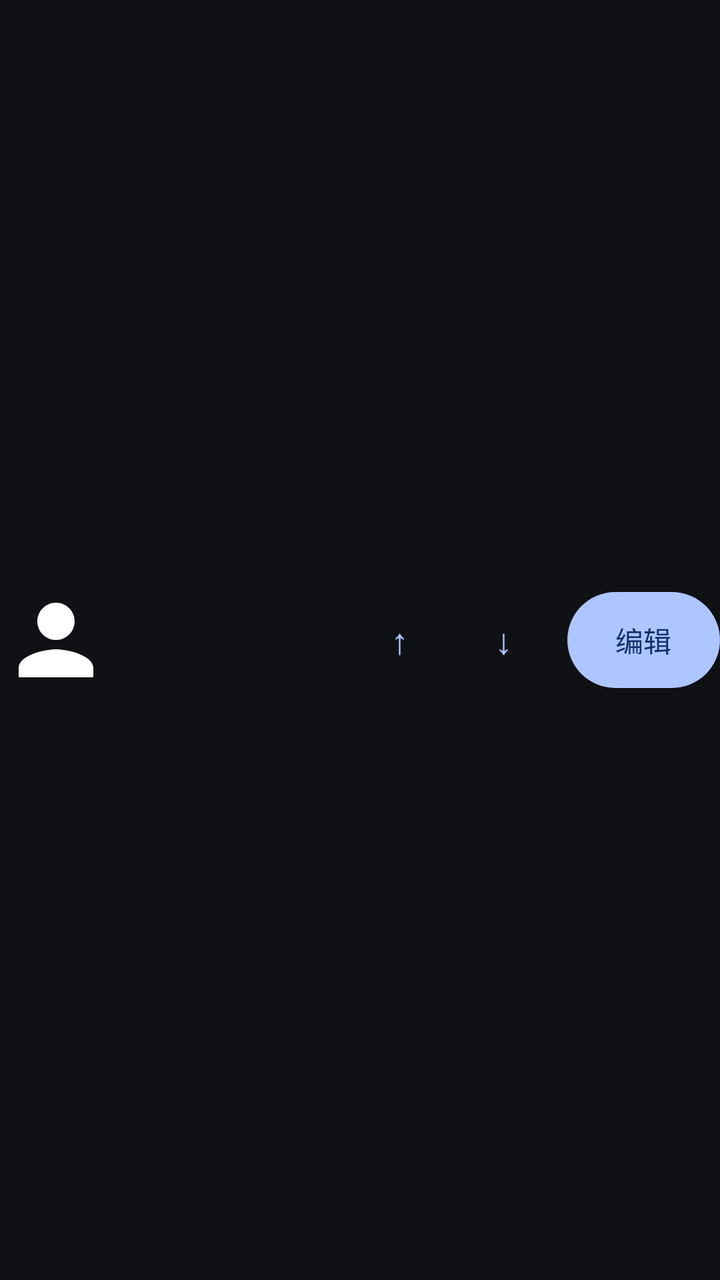
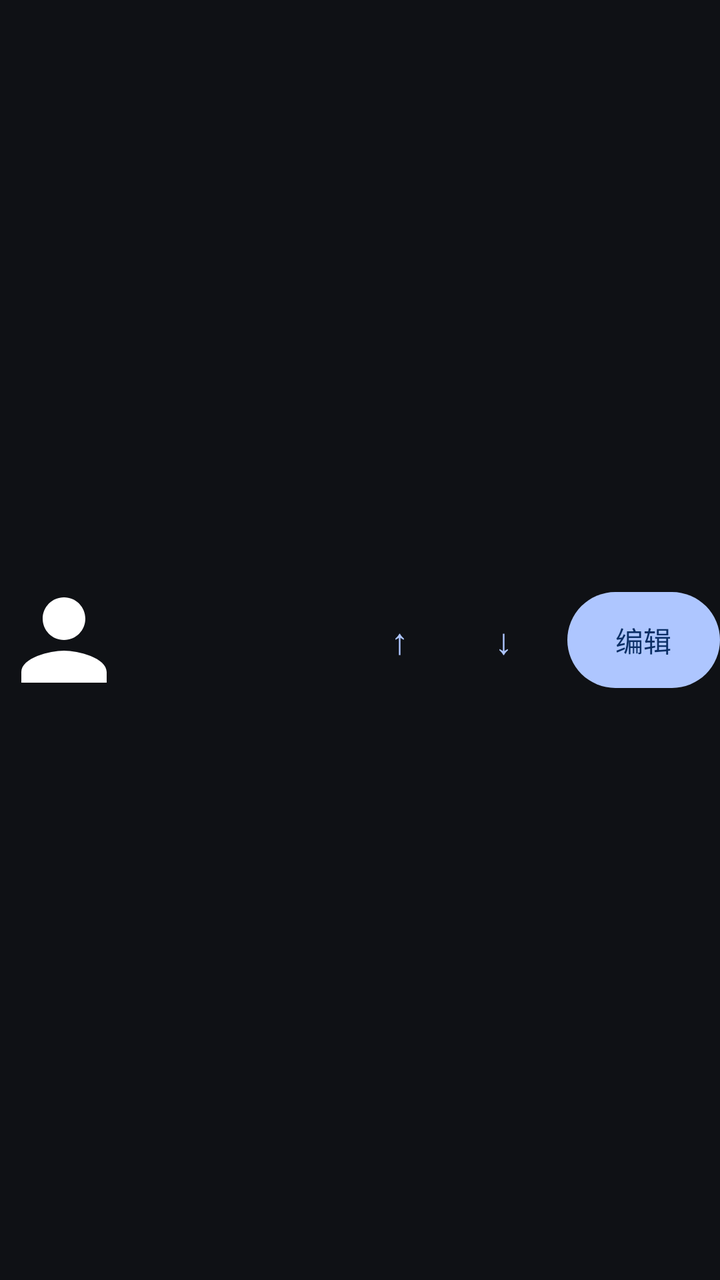

Two renders of the same Android screen: before a commit and after it. Below are the layout's source before the change and the commit's diff.
<!-- AndroidManifest.xml: application theme Theme.ElderLauncher -->
<!-- res/layout/item_contact_row.xml -->
<?xml version="1.0" encoding="utf-8"?>
<LinearLayout xmlns:android="http://schemas.android.com/apk/res/android"
    xmlns:app="http://schemas.android.com/apk/res-auto"
    android:layout_width="match_parent"
    android:layout_height="wrap_content"
    android:orientation="horizontal"
    android:gravity="center_vertical"
    android:minHeight="64dp"
    android:paddingTop="4dp"
    android:paddingBottom="4dp">

    <com.google.android.material.imageview.ShapeableImageView
        android:id="@+id/imgContactAvatar"
        android:layout_width="56dp"
        android:layout_height="56dp"
        android:layout_marginEnd="14dp"
        android:scaleType="centerCrop"
        android:src="@drawable/ic_person"
        app:shapeAppearanceOverlay="@style/AvatarThumb" />

    <TextView
        android:id="@+id/tvContactLabel"
        android:layout_width="0dp"
        android:layout_height="wrap_content"
        android:layout_weight="1"
        android:ellipsize="end"
        android:maxLines="2"
        android:textSize="@dimen/textBody"
        android:textColor="?attr/colorOnSurface" />

    <com.google.android.material.button.MaterialButton
        android:id="@+id/btnMoveUp"
        style="@style/MoveButton"
        android:contentDescription="@string/move_up"
        android:text="@string/arrow_up" />

    <com.google.android.material.button.MaterialButton
        android:id="@+id/btnMoveDown"
        style="@style/MoveButton"
        android:contentDescription="@string/move_down"
        android:text="@string/arrow_down" />

    <com.google.android.material.button.MaterialButton
        android:id="@+id/btnEditContact"
        android:layout_width="wrap_content"
        android:layout_height="wrap_content"
        android:layout_marginStart="8dp"
        android:minWidth="0dp"
        android:minHeight="@dimen/touchTarget"
        android:insetTop="0dp"
        android:insetBottom="0dp"
        android:text="@string/edit_contact" />
</LinearLayout>
<!-- resources referenced by this layout -->
<resources>
  <dimen name="textBody">20sp</dimen>
  <dimen name="touchTarget">48dp</dimen>
  <!-- drawable ic_person (drawable) -->
  <vector xmlns:android="http://schemas.android.com/apk/res/android"
      android:width="56dp"
      android:height="56dp"
      android:viewportWidth="24"
      android:viewportHeight="24">
      <path
          android:fillColor="#FFFFFF"
          android:pathData="M12,12c2.21,0 4,-1.79 4,-4s-1.79,-4 -4,-4 -4,1.79 -4,4 1.79,4 4,4zM12,14c-2.67,0 -8,1.34 -8,4v2h16v-2c0,-2.66 -5.33,-4 -8,-4z" />
  </vector>
  <string name="arrow_down" translatable="false">↓</string>
  <string name="arrow_up" translatable="false">↑</string>
  <string name="edit_contact">编辑</string>
  <string name="move_down">下移</string>
  <string name="move_up">上移</string>
  <style name="AvatarThumb">
          <item name="cornerFamily">rounded</item>
          <item name="cornerSize">@dimen/cornerMedium</item>
      </style>
  <style name="MoveButton" parent="Widget.Material3.Button.TextButton">
          <item name="android:layout_width">@dimen/touchTarget</item>
          <item name="android:layout_height">@dimen/touchTarget</item>
          <item name="android:minWidth">@dimen/touchTarget</item>
          <item name="android:minHeight">@dimen/touchTarget</item>
          <item name="android:insetTop">0dp</item>
          <item name="android:insetBottom">0dp</item>
          <item name="android:padding">0dp</item>
          <item name="android:layout_marginStart">4dp</item>
          <item name="android:textSize">@dimen/textLabel</item>
      </style>
  <dimen name="cornerMedium">12dp</dimen>
  <dimen name="textLabel">18sp</dimen>
  <color name="colorPrimary">#AEC6FF</color>
  <color name="colorOnPrimary">#0B2F66</color>
  <color name="colorPrimaryContainer">#284786</color>
  <color name="colorOnPrimaryContainer">#D9E2FF</color>
  <color name="colorSecondary">#BEC6DC</color>
  <color name="colorOnSecondary">#283141</color>
  <color name="colorSecondaryContainer">#3E4759</color>
  <color name="colorOnSecondaryContainer">#DAE2F9</color>
  <color name="colorTertiary">#DDBCE4</color>
  <color name="colorOnTertiary">#3F2844</color>
  <color name="colorTertiaryContainer">#573E5C</color>
  <color name="colorOnTertiaryContainer">#FAD8FF</color>
  <color name="colorOnBackground">#E2E2E9</color>
  <color name="colorSurface">#1A1C22</color>
  <color name="colorOnSurface">#E3E2E6</color>
  <color name="colorSurfaceVariant">#2A2E37</color>
  <color name="colorOnSurfaceVariant">#C3C6CF</color>
  <color name="colorSurfaceContainer">#1E2128</color>
  <color name="colorSurfaceContainerHigh">#282C34</color>
  <color name="colorSurfaceContainerHighest">#33373F</color>
  <color name="colorOutline">#44474E</color>
  <color name="colorOutlineVariant">#2A2E37</color>
  <color name="colorError">#FFB4AB</color>
  <color name="colorOnError">#690005</color>
  <color name="colorErrorContainer">#93000A</color>
  <color name="colorOnErrorContainer">#FFDAD6</color>
  <color name="colorBackground">#0F1115</color>
  <!-- unchanged entries left out for length: 1 -->
</resources>

<!-- the commit's change to res/layout/item_contact_row.xml (unified diff, before → after) -->
@@ -11,8 +11,8 @@
 
     <com.google.android.material.imageview.ShapeableImageView
         android:id="@+id/imgContactAvatar"
-        android:layout_width="56dp"
-        android:layout_height="56dp"
+        android:layout_width="64dp"
+        android:layout_height="64dp"
         android:layout_marginEnd="14dp"
         android:scaleType="centerCrop"
         android:src="@drawable/ic_person"
@@ -24,8 +24,8 @@
         android:layout_height="wrap_content"
         android:layout_weight="1"
         android:ellipsize="end"
-        android:maxLines="2"
-        android:textSize="@dimen/textBody"
+        android:maxLines="1"
+        android:textSize="@dimen/textLabel"
         android:textColor="?attr/colorOnSurface" />
 
     <com.google.android.material.button.MaterialButton
<!-- resource entries referenced after the edit -->
@@ -1,6 +1,5 @@
 <!-- resources referenced by this layout -->
 <resources>
-  <dimen name="textBody">20sp</dimen>
   <dimen name="touchTarget">48dp</dimen>
   <!-- drawable ic_person (drawable) -->
   <vector xmlns:android="http://schemas.android.com/apk/res/android"
@@ -31,6 +30,8 @@
           <item name="android:padding">0dp</item>
           <item name="android:layout_marginStart">4dp</item>
           <item name="android:textSize">@dimen/textLabel</item>
+          <item name="android:backgroundTint">@android:color/transparent</item>
+          <item name="elevation">0dp</item>
       </style>
   <dimen name="cornerMedium">12dp</dimen>
   <dimen name="textLabel">18sp</dimen>
